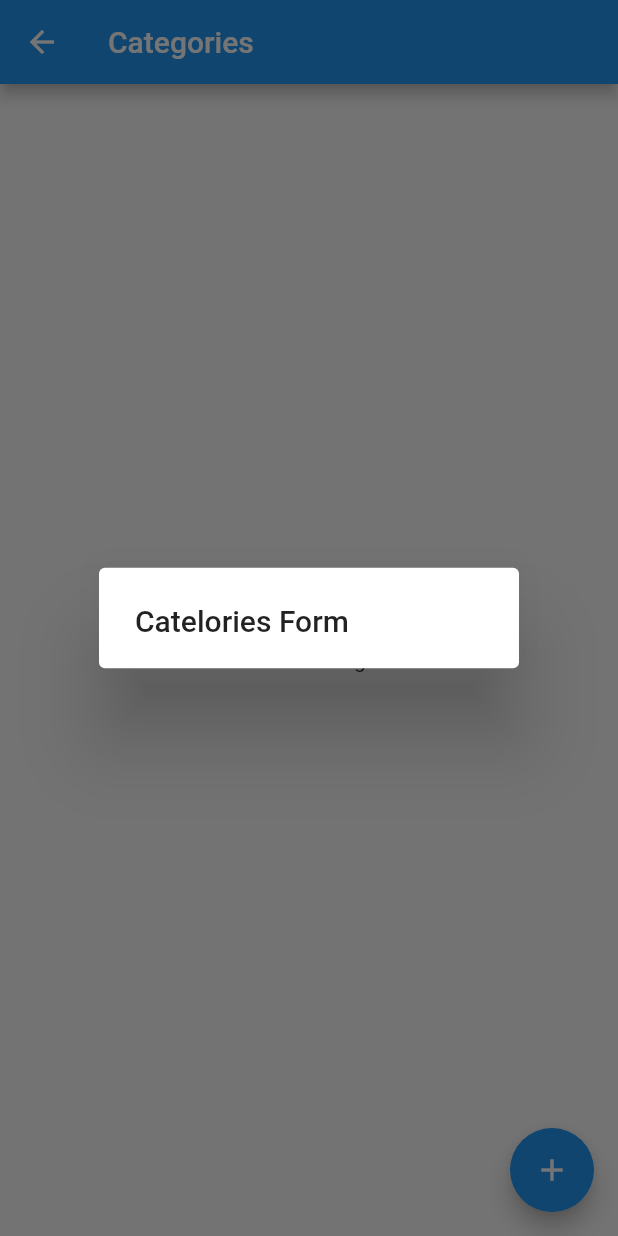
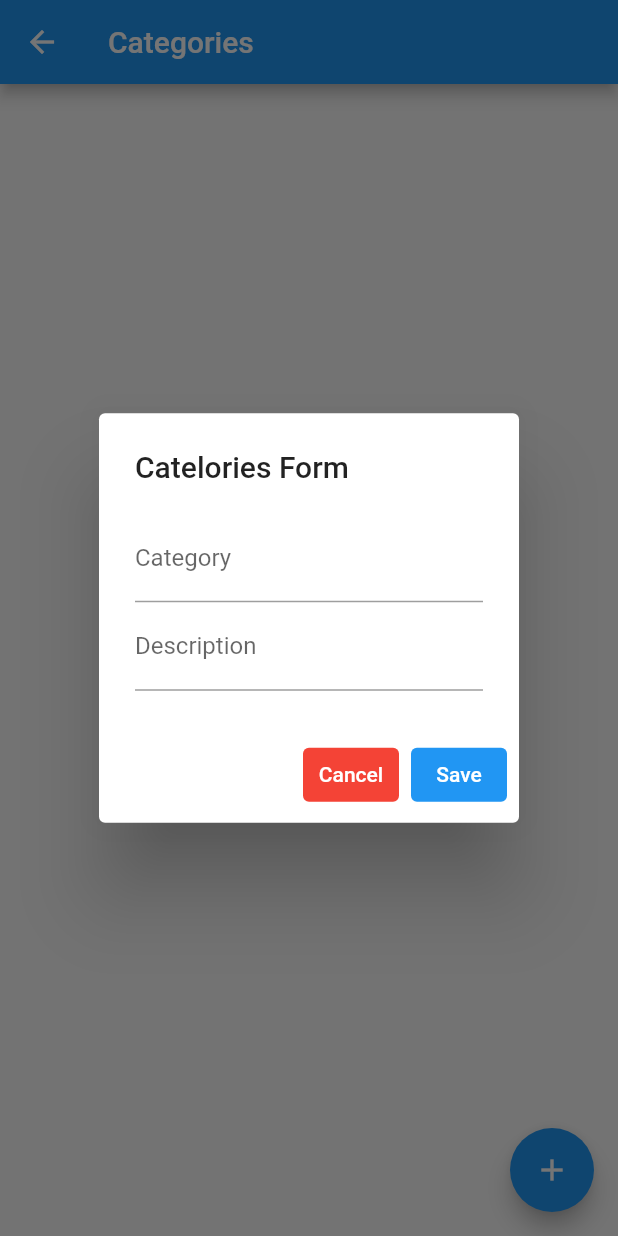
Before and after one commit to TNQT14/Todo-List, a Flutter app: the CategoriScreen screen opened directly, after a tap on the "add" icon, on a phone screen of 412 x 824 dp. Run offline on Flutter 3.47's test engine with Material 2 defaults, Android fonts, the phone set to English and light mode, and no system bars; network calls fail.

Commit message:
Categories
Complete Categories form

```diff
--- a/lib/screen/categori_screen.dart
+++ b/lib/screen/categori_screen.dart
@@ -1,5 +1,4 @@
 import 'package:flutter/material.dart';
-import 'package:todolist/screen/home_screen.dart';
 import 'package:todolist/screen/home_screen.dart';
 
 class CategoriScreen extends StatefulWidget {
@@ -14,7 +13,55 @@ class _CategoriScreenState extends State<CategoriScreen> {
   _homeFormDialog(BuildContext context){
     return showDialog(context: context, barrierDismissible: true, builder: (param){
     return AlertDialog(
+      actions: <Widget>[
+        TextButton(
+
+          style: ButtonStyle(
+            backgroundColor: MaterialStateProperty.all(Colors.red),
+            foregroundColor: MaterialStateProperty.all(
+                Colors.white,
+            ),
+          ),
+
+          onPressed: () {
+            print('Button cancel pressed!');
+          },
+          child: Text('Cancel'),
+        ),
+        TextButton(
+
+          style: ButtonStyle(
+            backgroundColor: MaterialStateProperty.all(Colors.blue),
+            foregroundColor: MaterialStateProperty.all(
+              Colors.white,
+            ),
+          ),
+
+          onPressed: () {
+            print('Button cancel pressed!');
+          },
+          child: Text('Save'),
+        ),
+      ],
       title: Text('Catelories Form'),
+      content: SingleChildScrollView(
+        child: Column(
+          children: <Widget>[
+            TextField(
+              decoration: InputDecoration(
+                hintText: 'Write a categories',
+                labelText: 'Category',
+              ),
+            ),
+            TextField(
+              decoration: InputDecoration(
+                hintText: 'Write a Description',
+                labelText: 'Description',
+              ),
+              ),
+          ],
+        ),
+      ),
     );
     });
   }
```
